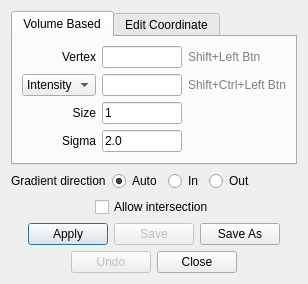
First picture: the form in freeview/DialogRepositionSurface.ui, repository freesurfer/freesurfer, before the edit.
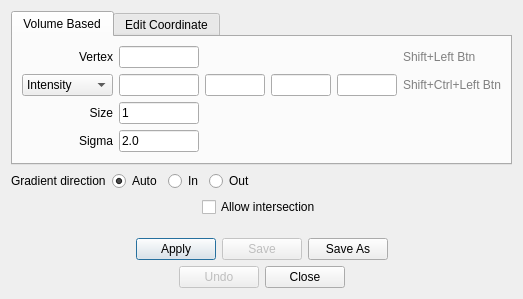
Second picture: the form after the edit.

Commit message: Add options to reload volume and surface

The edit to the form file:
```diff
--- a/freeview/DialogRepositionSurface.ui
+++ b/freeview/DialogRepositionSurface.ui
@@ -6,8 +6,8 @@
    <rect>
     <x>0</x>
     <y>0</y>
-    <width>367</width>
-    <height>334</height>
+    <width>386</width>
+    <height>370</height>
    </rect>
   </property>
   <property name="windowTitle">
@@ -56,16 +56,11 @@
              <string>Intensity</string>
             </property>
            </item>
-          </widget>
-         </item>
-         <item row="1" column="1">
-          <widget class="QLineEdit" name="lineEditTarget">
-           <property name="maximumSize">
-            <size>
-             <width>80</width>
-             <height>16777215</height>
-            </size>
-           </property>
+           <item>
+            <property name="text">
+             <string>Coordinate</string>
+            </property>
+           </item>
           </widget>
          </item>
          <item row="2" column="0">
@@ -114,7 +109,7 @@
            </property>
           </widget>
          </item>
-         <item row="0" column="2">
+         <item row="0" column="3">
           <widget class="QLabel" name="label_6">
            <property name="styleSheet">
             <string notr="true">color:gray;</string>
@@ -124,8 +119,8 @@
            </property>
           </widget>
          </item>
-         <item row="1" column="2">
-          <widget class="QLabel" name="label_7">
+         <item row="1" column="3">
+          <widget class="QLabel" name="labelHelper">
            <property name="styleSheet">
             <string notr="true">color: gray;</string>
            </property>
@@ -134,6 +129,53 @@
            </property>
           </widget>
          </item>
+         <item row="1" column="1">
+          <layout class="QHBoxLayout" name="horizontalLayout_7">
+           <property name="leftMargin">
+            <number>0</number>
+           </property>
+           <item>
+            <widget class="QLineEdit" name="lineEditTarget">
+             <property name="maximumSize">
+              <size>
+               <width>80</width>
+               <height>16777215</height>
+              </size>
+             </property>
+            </widget>
+           </item>
+           <item>
+            <widget class="QLineEdit" name="lineEditTargetX">
+             <property name="maximumSize">
+              <size>
+               <width>60</width>
+               <height>16777215</height>
+              </size>
+             </property>
+            </widget>
+           </item>
+           <item>
+            <widget class="QLineEdit" name="lineEditTargetY">
+             <property name="maximumSize">
+              <size>
+               <width>60</width>
+               <height>16777215</height>
+              </size>
+             </property>
+            </widget>
+           </item>
+           <item>
+            <widget class="QLineEdit" name="lineEditTargetZ">
+             <property name="maximumSize">
+              <size>
+               <width>60</width>
+               <height>16777215</height>
+              </size>
+             </property>
+            </widget>
+           </item>
+          </layout>
+         </item>
         </layout>
        </item>
        <item>
@@ -431,6 +473,22 @@
      </item>
     </layout>
    </item>
+   <item>
+    <spacer name="verticalSpacer_3">
+     <property name="orientation">
+      <enum>Qt::Vertical</enum>
+     </property>
+     <property name="sizeType">
+      <enum>QSizePolicy::Fixed</enum>
+     </property>
+     <property name="sizeHint" stdset="0">
+      <size>
+       <width>20</width>
+       <height>15</height>
+      </size>
+     </property>
+    </spacer>
+   </item>
    <item>
     <layout class="QHBoxLayout" name="horizontalLayout">
      <item>
```
The commit also changes 1 other file.
